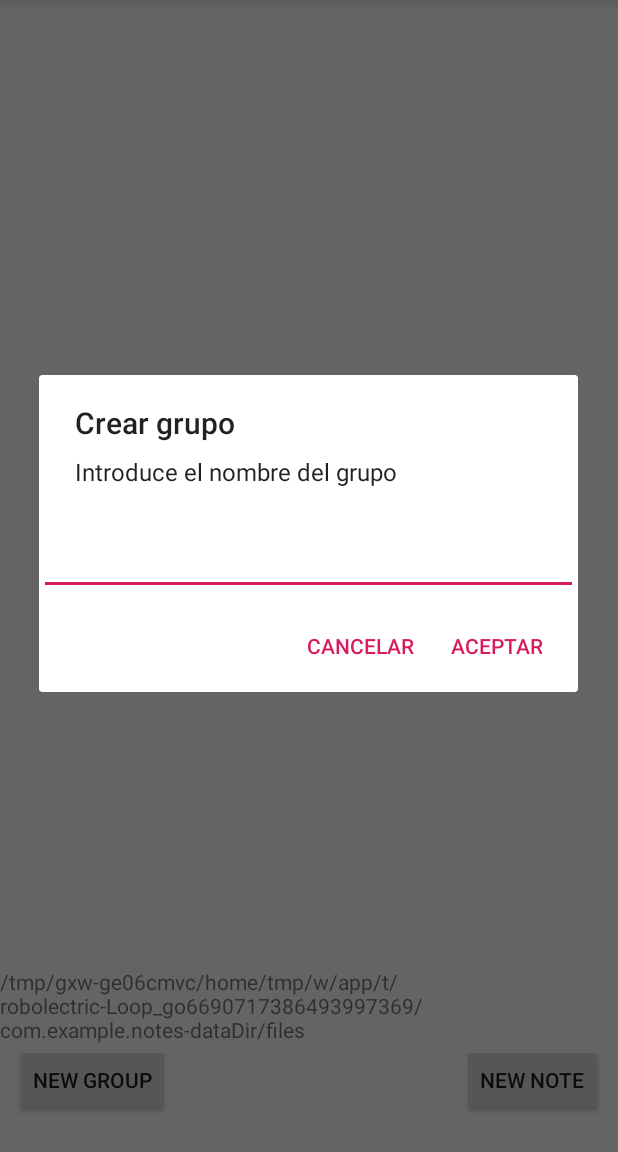
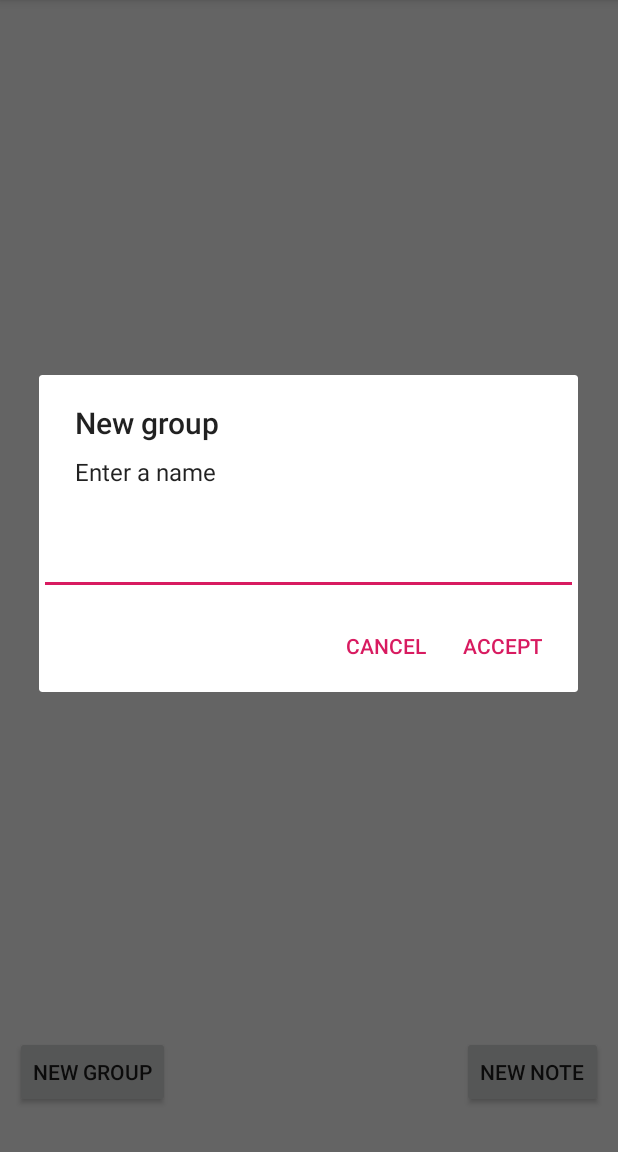
Before and after one commit to SergRibMat/Notes, an Android app: the screen it shows after launch (MainActivity), after a tap on "NEW GROUP", on a phone screen of 412 x 824 dp, the part 84-1236 px from its top. Run offline under Robolectric (Android 15) with nearby library versions, the phone set to English and light mode, and no system bars.

Commit message:
add mainactivity text into value strings

```diff
--- a/app/src/main/java/com/example/notes/MainActivity.java
+++ b/app/src/main/java/com/example/notes/MainActivity.java
@@ -25,7 +25,6 @@ public class MainActivity extends AppCompatActivity {
 
     private static final int PERMISSION_REQUEST_STORAGE = 1000;
     private MyFilesHandler myFilesHandler;
-    private TextView tv_path;
     private EditText et_folder;
 
 
@@ -46,14 +45,12 @@ public class MainActivity extends AppCompatActivity {
         MainActContext.setContext(this);
         myFilesHandler = new MyFilesHandler(this);
         sectionList = new SectionList(myFilesHandler.listInstance());
-        filesMessage(myFilesHandler);
+        //filesMessage(myFilesHandler);
         setUpRecyclerView();
         requestReadWritePermissions();
         adapterDataUpdater = new AdapterDataUpdater(adapter, sectionList);
         mainController = new MainController(myFilesHandler, sectionList, adapter, adapterDataUpdater);
         adapter.setAdapterDataUpdater(adapterDataUpdater);
-        tv_path = findViewById(R.id.tv_path);
-        tv_path.setText(myFilesHandler.getUpdatedPath());
 
         et_folder = createFolderEditText();
 
@@ -88,7 +85,6 @@ public class MainActivity extends AppCompatActivity {
     @Override
     protected void onActivityResult(int requestCode, int resultCode, @Nullable Intent data) {
         super.onActivityResult(requestCode, resultCode, data);
-        tv_path.setText(myFilesHandler.getUpdatedPath());
         if (requestCode == 2){
 
             if (resultCode == RESULT_OK){
@@ -103,7 +99,7 @@ public class MainActivity extends AppCompatActivity {
                 }
                 Note note = myFilesHandler.createFile(title, text);
                 adapterDataUpdater.insertSingleItem(note);
-                Toast.makeText(this, "Nota creada" , Toast.LENGTH_SHORT).show();
+                showToast(R.string.notecreated);
             }
 
             if(resultCode == RESULT_CANCELED){
@@ -116,22 +112,23 @@ public class MainActivity extends AppCompatActivity {
         if (requestCode == PERMISSION_REQUEST_STORAGE) {
             if (grantResults[0] == PackageManager.PERMISSION_GRANTED) {
 
-                showToast("Permiso concedido");
+                showToast(R.string.permissiongranted);
             } else {
 
-                showToast("Permiso no concedido");
+                showToast(R.string.permissionnotgranted);
                 finish();
             }
         }
     }
 
-    private void filesMessage(MyFilesHandler a){
+    //UI info to know if there are files or not
+    /*private void filesMessage(MyFilesHandler a){
         if(a.getIsEmptry()){
             showToast("No hay archivos");
         }else{
             showToast("Hay archivos");
         }
-    }
+    }*/
 
     public void createNewFolder(){
 
@@ -143,7 +140,7 @@ public class MainActivity extends AppCompatActivity {
                 mainController.createFolderMethod(new Folder(name));
             }
         }else{
-            showToast("No has intoducido un titulo");
+            showToast(R.string.settitle);
         }
     }
 
@@ -167,27 +164,32 @@ public class MainActivity extends AppCompatActivity {
         Toast.makeText(this, text, Toast.LENGTH_SHORT).show();
     }
 
+    private void showToast(int text){
+
+        Toast.makeText(this, text, Toast.LENGTH_SHORT).show();
+    }
+
     private void overrideAlertDialog(final String title, final String text){
 
         AlertDialog.Builder builder = new AlertDialog.Builder(MainActContext.getContext());
         builder.setCancelable(true);
-        builder.setTitle("Ya existe");
-        builder.setMessage("El elemento " + title + " ya existe. ¿Quieres sustituirlo?");
-        builder.setNegativeButton("Cancelar", new DialogInterface.OnClickListener() {
+        builder.setTitle(getString(R.string.alreadycreated));
+        builder.setMessage(getString(R.string.replacesetmessage1) + title + getString(R.string.replacesetmessage2));
+        builder.setNegativeButton(getString(R.string.cancel), new DialogInterface.OnClickListener() {
             @Override
             public void onClick(DialogInterface dialogInterface, int i) {
 
-                Toast.makeText(MainActContext.getContext(), "accion cancelada", Toast.LENGTH_SHORT).show();
+                showToast(R.string.actioncanceled);
                 dialogInterface.cancel();
             }
         });
 
-        builder.setPositiveButton("Aceptar", new DialogInterface.OnClickListener() {
+        builder.setPositiveButton(getString(R.string.accept), new DialogInterface.OnClickListener() {
             @Override
             public void onClick(DialogInterface dialogInterface, int i) {
 
                 Note nota = myFilesHandler.createFile(title, text);
-                showToast("Nota Creada");
+                showToast(R.string.notecreated);
                 dialogInterface.cancel();
             }
         });
@@ -207,19 +209,17 @@ public class MainActivity extends AppCompatActivity {
         et_folder = createFolderEditText();
         AlertDialog.Builder builder = new AlertDialog.Builder(MainActContext.getContext());
         builder.setCancelable(true);
-        builder.setTitle("Crear grupo");
-        builder.setMessage("Introduce el nombre del grupo");
+        builder.setTitle(getString(R.string.newgroup));
+        builder.setMessage(getString(R.string.entername));
         builder.setView(et_folder);
-        builder.setNegativeButton("Cancelar", new DialogInterface.OnClickListener() {
+        builder.setNegativeButton(getString(R.string.cancel), new DialogInterface.OnClickListener() {
             @Override
             public void onClick(DialogInterface dialogInterface, int i) {
 
-                Toast.makeText(MainActContext.getContext(), "accion cancelada", Toast.LENGTH_SHORT).show();
+                showToast(R.string.actioncanceled);
                 dialogInterface.cancel();
             }
-        });
-
-        builder.setPositiveButton("Aceptar", new DialogInterface.OnClickListener() {
+        }).setPositiveButton(getString(R.string.accept), new DialogInterface.OnClickListener() {
             @Override
             public void onClick(DialogInterface dialogInterface, int i) {
                 createNewFolder();
--- a/app/src/main/res/layout/activity_main.xml
+++ b/app/src/main/res/layout/activity_main.xml
@@ -15,11 +15,6 @@
         android:id="@+id/my_recycler_view"
         android:layout_weight="9"/>
 
-    <TextView
-        android:layout_width="wrap_content"
-        android:layout_height="wrap_content"
-        android:text="path"
-        android:id="@+id/tv_path"/>
     <LinearLayout
         android:layout_width="wrap_content"
         android:layout_height="wrap_content"
--- a/app/src/main/res/values/strings.xml
+++ b/app/src/main/res/values/strings.xml
@@ -1,3 +1,15 @@
 <resources>
     <string name="app_name">Notes</string>
+    <string name="accept">Accept</string>
+    <string name="newgroup">New group</string>
+    <string name="entername">Enter a name</string>
+    <string name="actioncanceled">Action canceled</string>
+    <string name="permissiongranted">Permission granted</string>
+    <string name="permissionnotgranted">Permission NOT granted</string>
+    <string name="notecreated">Note created</string>
+    <string name="settitle">Set a title</string>
+    <string name="alreadycreated">Already created</string>
+    <string name="cancel">Cancel</string>
+    <string name="replacesetmessage1">\"This element \"</string>
+    <string name="replacesetmessage2">\" already exists. Do you want to replace it?\"</string>
 </resources>
--- a/gradle.properties
+++ b/gradle.properties
@@ -17,3 +17,4 @@ org.gradle.jvmargs=-Xmx1536m
 android.useAndroidX=true
 # Automatically convert third-party libraries to use AndroidX
 android.enableJetifier=true
+# C:\Users\SergioPortatil\AppData\Local\Android\Sdk
```
